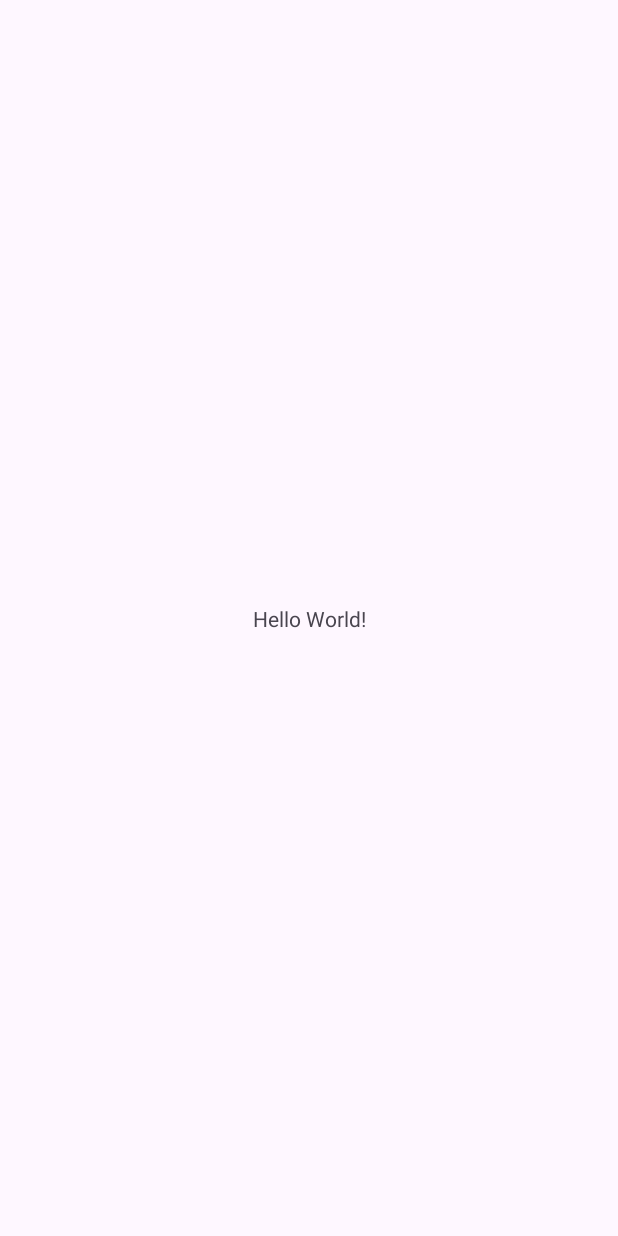
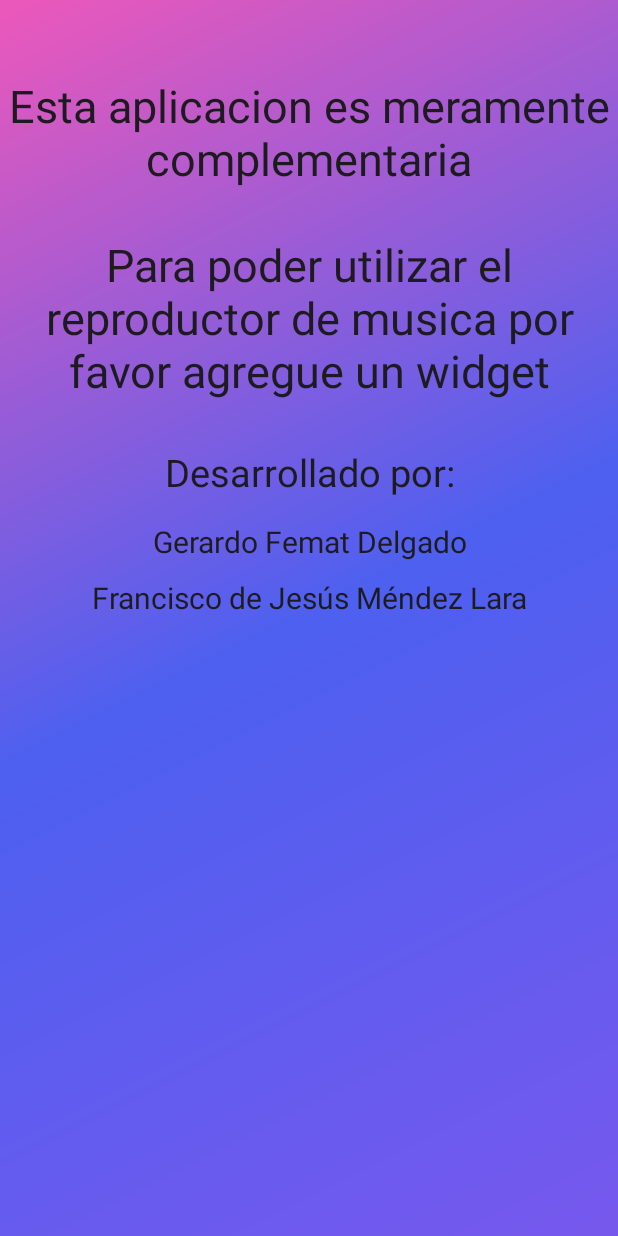
Before and after one commit to FcoMdz/MiniProyectoMovil2, an Android app: the screen it shows after launch (MainActivity), on a phone screen of 412 x 824 dp. Before the commit the screen is almost empty. Run offline under Robolectric (Android 15) with nearby library versions, the phone set to English and light mode, and no system bars.

Commit message:
Pantalla principal

```diff
--- a/app/src/main/res/layout/activity_main.xml
+++ b/app/src/main/res/layout/activity_main.xml
@@ -1,18 +1,58 @@
 <?xml version="1.0" encoding="utf-8"?>
-<androidx.constraintlayout.widget.ConstraintLayout xmlns:android="http://schemas.android.com/apk/res/android"
+<LinearLayout xmlns:android="http://schemas.android.com/apk/res/android"
     xmlns:app="http://schemas.android.com/apk/res-auto"
     xmlns:tools="http://schemas.android.com/tools"
     android:layout_width="match_parent"
     android:layout_height="match_parent"
-    tools:context=".MainActivity">
+    tools:context=".MainActivity"
+    android:background="@drawable/degradado"
+    android:orientation="vertical"
+    >
+    <TextView
+        android:layout_width="match_parent"
+        android:layout_height="wrap_content"
+        android:text="@string/str_main"
+        android:textSize="30dp"
+        android:textAlignment="center"
+        tools:ignore="MissingConstraints"
+        style="@style/CardView.Dark"
+        android:layout_marginBottom="30dp"
+        android:layout_marginTop="50dp"/>
+    <TextView
+        android:layout_width="match_parent"
+        android:layout_height="wrap_content"
+        android:text="@string/str_main2"
+        android:textSize="30dp"
+        android:textAlignment="center"
+        tools:ignore="MissingConstraints"
+        style="@style/CardView.Dark"
+        android:layout_marginBottom="30dp"/>
+    <TextView
+        android:layout_width="match_parent"
+        android:layout_height="wrap_content"
+        android:text="Desarrollado por:"
+        android:textAlignment="center"
+        tools:ignore="MissingConstraints"
+        style="@style/CardView.Dark"
+        android:textSize="25dp"
+        android:layout_marginBottom="15dp"/>
+    <TextView
+        android:layout_width="match_parent"
+        android:layout_height="wrap_content"
+        android:text="Gerardo Femat Delgado"
+        android:textAlignment="center"
+        tools:ignore="MissingConstraints"
+        style="@style/CardView.Dark"
+        android:textSize="20dp"
+        android:layout_marginBottom="10dp"/>
+    <TextView
+        android:layout_width="match_parent"
+        android:layout_height="wrap_content"
+        android:text="Francisco de Jesús Méndez Lara"
+        android:textAlignment="center"
+        tools:ignore="MissingConstraints"
+        style="@style/CardView.Dark"
+        android:textSize="20dp"
+        android:layout_marginBottom="30dp"/>
 
-    <TextView
-        android:layout_width="wrap_content"
-        android:layout_height="wrap_content"
-        android:text="Hello World!"
-        app:layout_constraintBottom_toBottomOf="parent"
-        app:layout_constraintEnd_toEndOf="parent"
-        app:layout_constraintStart_toStartOf="parent"
-        app:layout_constraintTop_toTopOf="parent" />
-
-</androidx.constraintlayout.widget.ConstraintLayout>
+</LinearLayout>
--- a/app/src/main/res/values/strings.xml
+++ b/app/src/main/res/values/strings.xml
@@ -1,4 +1,10 @@
 <resources>
     <string name="app_name">MusicCover</string>
     <string name="str_widget">Player</string>
+    <string name="str_main">
+    Esta aplicacion es meramente complementaria
+    </string>
+    <string name="str_main2">
+    Para poder utilizar el reproductor de musica por favor agregue un widget
+    </string>
 </resources>
```
